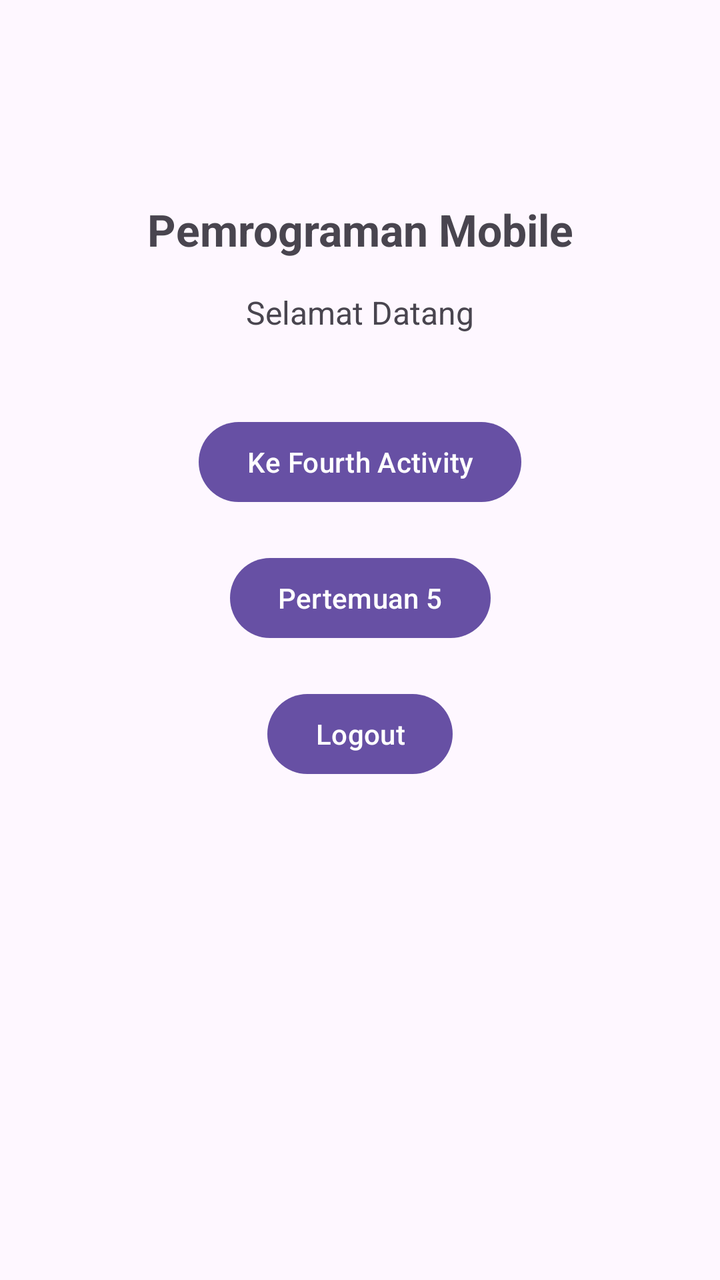
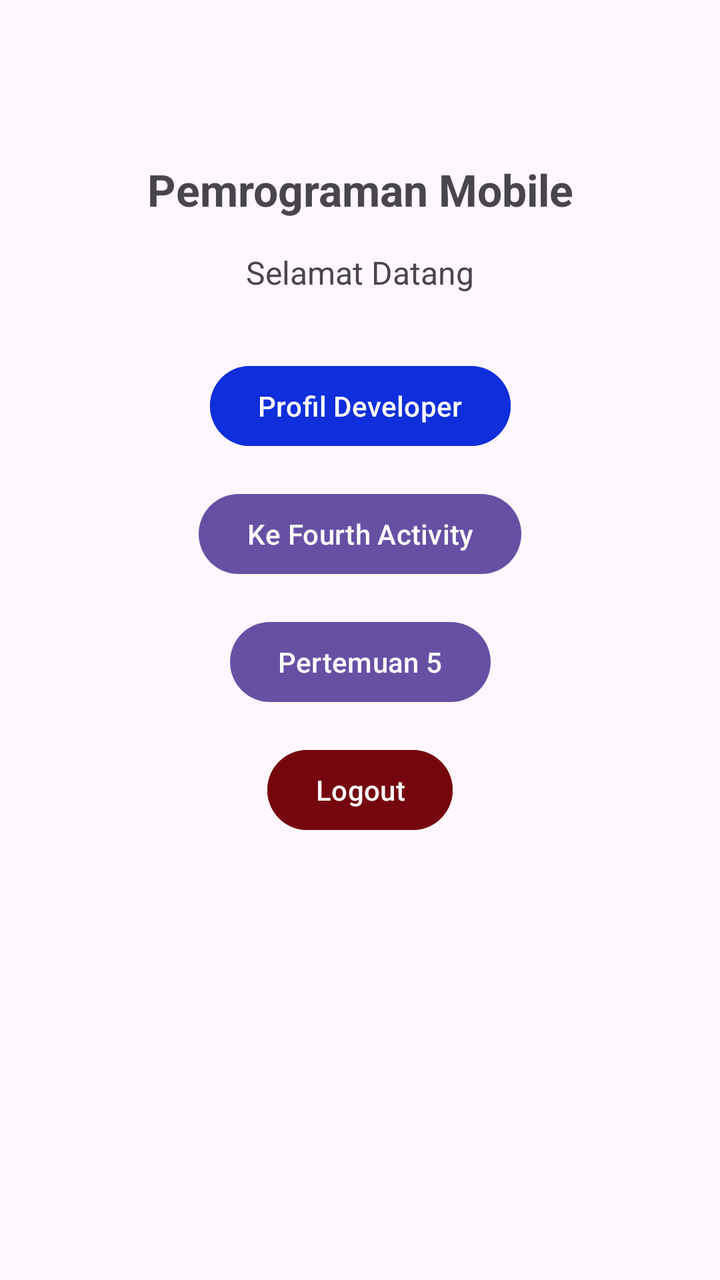

An Android layout rendered at two revisions. The XML below is the earlier revision; the diff shows what the commit changed to produce the second picture.
<!-- AndroidManifest.xml: application theme Theme.Pertemuan3 -->
<!-- res/layout/activity_main.xml -->
<?xml version="1.0" encoding="utf-8"?>
<androidx.constraintlayout.widget.ConstraintLayout xmlns:android="http://schemas.android.com/apk/res/android"
    xmlns:app="http://schemas.android.com/apk/res-auto"
    xmlns:tools="http://schemas.android.com/tools"
    android:id="@+id/main"
    android:layout_width="match_parent"
    android:layout_height="match_parent"
    tools:context=".MainActivity">

    <TextView
        android:id="@+id/textView3"
        android:layout_width="wrap_content"
        android:layout_height="wrap_content"
        android:layout_marginTop="100dp"
        android:text="Pemrograman Mobile"
        android:textSize="22sp"
        android:textStyle="bold"
        app:layout_constraintEnd_toEndOf="parent"
        app:layout_constraintStart_toStartOf="parent"
        app:layout_constraintTop_toTopOf="parent" />

    <TextView
        android:id="@+id/tvWelcomeUser"
        android:layout_width="wrap_content"
        android:layout_height="wrap_content"
        android:layout_marginTop="16dp"
        android:text="Selamat Datang"
        android:textSize="16sp"
        app:layout_constraintEnd_toEndOf="parent"
        app:layout_constraintStart_toStartOf="parent"
        app:layout_constraintTop_toBottomOf="@+id/textView3" />

    <Button
        android:id="@+id/btnToFourth"
        android:layout_width="wrap_content"
        android:layout_height="wrap_content"
        android:layout_marginTop="40dp"
        android:text="Ke Fourth Activity"
        app:layout_constraintEnd_toEndOf="parent"
        app:layout_constraintStart_toStartOf="parent"
        app:layout_constraintTop_toBottomOf="@+id/tvWelcomeUser" />

    <Button
        android:id="@+id/button"
        android:layout_width="wrap_content"
        android:layout_height="wrap_content"
        android:layout_marginTop="20dp"
        android:text="Pertemuan 5"
        app:layout_constraintEnd_toEndOf="parent"
        app:layout_constraintStart_toStartOf="parent"
        app:layout_constraintTop_toBottomOf="@+id/btnToFourth" />

    <Button
        android:id="@+id/btnLogout"
        android:layout_width="wrap_content"
        android:layout_height="wrap_content"
        android:layout_marginTop="20dp"
        android:text="Logout"
        app:layout_constraintEnd_toEndOf="parent"
        app:layout_constraintStart_toStartOf="parent"
        app:layout_constraintTop_toBottomOf="@+id/button" />

</androidx.constraintlayout.widget.ConstraintLayout>
<!-- resources referenced by this layout -->
<resources>
  <style name="Theme.Pertemuan3" parent="Base.Theme.Pertemuan3" />
  <style name="Base.Theme.Pertemuan3" parent="Theme.Material3.DayNight.NoActionBar">
          
          
      </style>
</resources>

<!-- the commit's change to res/layout/activity_main.xml (unified diff, before → after) -->
@@ -5,13 +5,13 @@
     android:id="@+id/main"
     android:layout_width="match_parent"
     android:layout_height="match_parent"
-    tools:context=".MainActivity">
+    tools:context=".pertemuan_6.MainActivity">
 
     <TextView
         android:id="@+id/textView3"
         android:layout_width="wrap_content"
         android:layout_height="wrap_content"
-        android:layout_marginTop="100dp"
+        android:layout_marginTop="80dp"
         android:text="Pemrograman Mobile"
         android:textSize="22sp"
         android:textStyle="bold"
@@ -31,20 +31,31 @@
         app:layout_constraintTop_toBottomOf="@+id/textView3" />
 
     <Button
-        android:id="@+id/btnToFourth"
+        android:id="@+id/btnToProfile"
         android:layout_width="wrap_content"
         android:layout_height="wrap_content"
-        android:layout_marginTop="40dp"
-        android:text="Ke Fourth Activity"
+        android:layout_marginTop="32dp"
+        android:text="Profil Developer"
+        android:backgroundTint="@color/biru"
         app:layout_constraintEnd_toEndOf="parent"
         app:layout_constraintStart_toStartOf="parent"
         app:layout_constraintTop_toBottomOf="@+id/tvWelcomeUser" />
 
     <Button
+        android:id="@+id/btnToFourth"
+        android:layout_width="wrap_content"
+        android:layout_height="wrap_content"
+        android:layout_marginTop="16dp"
+        android:text="Ke Fourth Activity"
+        app:layout_constraintEnd_toEndOf="parent"
+        app:layout_constraintStart_toStartOf="parent"
+        app:layout_constraintTop_toBottomOf="@+id/btnToProfile" />
+
+    <Button
         android:id="@+id/button"
         android:layout_width="wrap_content"
         android:layout_height="wrap_content"
-        android:layout_marginTop="20dp"
+        android:layout_marginTop="16dp"
         android:text="Pertemuan 5"
         app:layout_constraintEnd_toEndOf="parent"
         app:layout_constraintStart_toStartOf="parent"
@@ -54,8 +65,9 @@
         android:id="@+id/btnLogout"
         android:layout_width="wrap_content"
         android:layout_height="wrap_content"
-        android:layout_marginTop="20dp"
+        android:layout_marginTop="16dp"
         android:text="Logout"
+        android:backgroundTint="@color/merah_tua"
         app:layout_constraintEnd_toEndOf="parent"
         app:layout_constraintStart_toStartOf="parent"
         app:layout_constraintTop_toBottomOf="@+id/button" />
<!-- resource entries referenced after the edit -->
@@ -1,5 +1,7 @@
 <!-- resources referenced by this layout -->
 <resources>
+  <color name="biru">#0F2EDC</color>
+  <color name="merah_tua">#76060E</color>
   <style name="Theme.Pertemuan3" parent="Base.Theme.Pertemuan3" />
   <style name="Base.Theme.Pertemuan3" parent="Theme.Material3.DayNight.NoActionBar">
           
